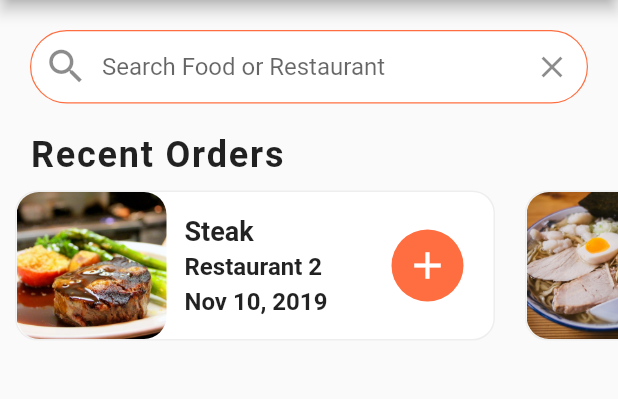
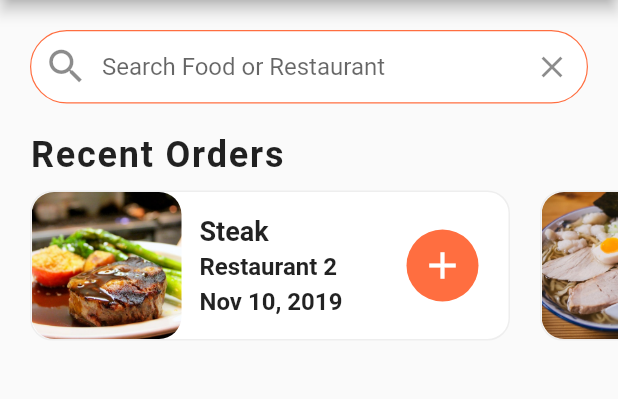
Before and after one commit to eRuaro/delivery_app, a Flutter app: the screen it shows after launch, on a phone screen of 412 x 824 dp, the part 84-483 px from its top. Run offline on Flutter 3.47's test engine with Material 2 defaults, Android fonts, the phone set to English and light mode, and no system bars.

```diff
--- a/lib/widgets/recent_orders.dart
+++ b/lib/widgets/recent_orders.dart
@@ -115,6 +115,8 @@ class RecentOrders extends StatelessWidget {
         Container(
           height: 120,
           child: ListView.builder(
+            padding: EdgeInsets.only(left: 10.0),
+            physics: BouncingScrollPhysics(),
             //set scrolling to horizontal
             scrollDirection: Axis.horizontal,
             itemCount: currentUser.orders.length,
```
